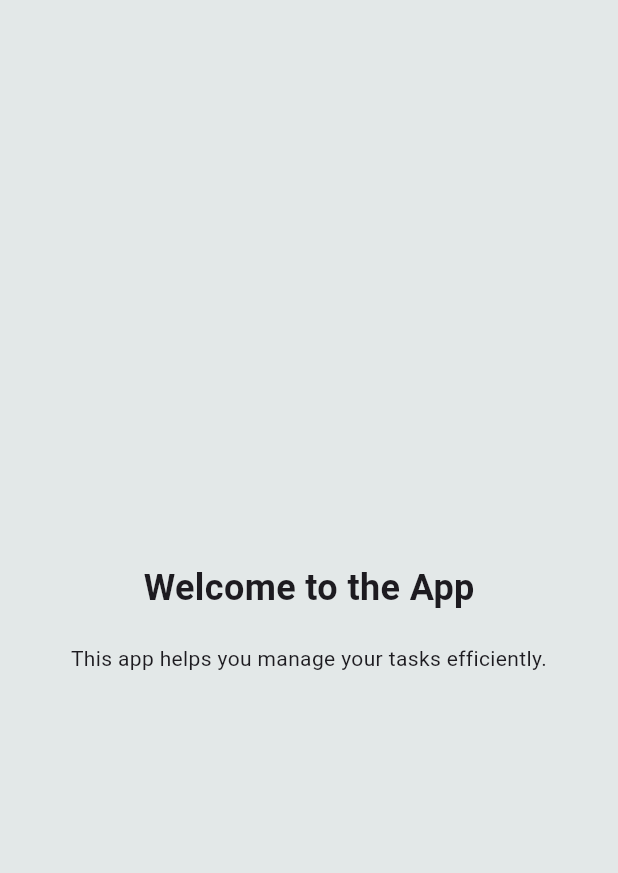
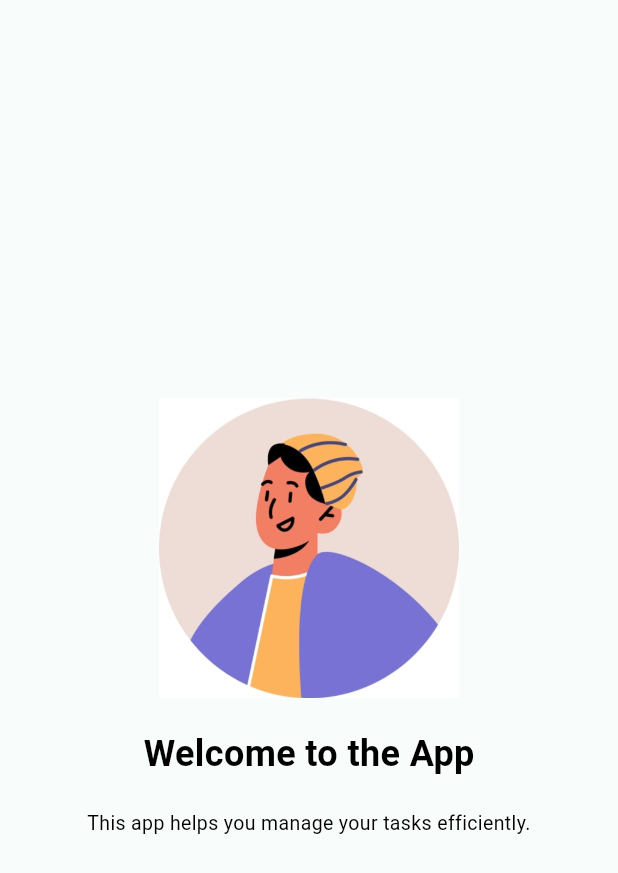
Before and after one commit to kaanygit/mobilecasestudty_beforesunsetai, a Flutter app: the IntroDialog screen opened by its route, on a phone screen of 412 x 824 dp. Shown: the top 873 px of the screen. Run offline on Flutter 3.47's test engine with Material 3 defaults, Android fonts, the phone set to English and light mode, and no system bars; our stand-ins replace bloc, easy_date_timeline, equatable, flutter_bloc, image_picker, shared_preferences; accounts and stored records are empty.

Commit message:
düzenlemeler yapıldı

```diff
--- a/lib/screens/add_task_screen.dart
+++ b/lib/screens/add_task_screen.dart
@@ -50,7 +50,7 @@ class _AddTaskScreenState extends State<AddTaskScreen> {
   Widget build(BuildContext context) {
     return Scaffold(
       appBar: AppBar(
-        backgroundColor: backgroundColor,
+        backgroundColor: backgroundColor3,
         title: Text(
           'Add Task',
           style: fontStyle(22, Colors.black, FontWeight.normal),
@@ -60,7 +60,7 @@ class _AddTaskScreenState extends State<AddTaskScreen> {
           onPressed: () => Navigator.of(context).pop(),
         ),
       ),
-      backgroundColor: backgroundColor,
+      backgroundColor: backgroundColor3,
       body: Padding(
         padding: const EdgeInsets.all(16.0),
         child: SingleChildScrollView(
--- a/lib/screens/intro_dialog_screen.dart
+++ b/lib/screens/intro_dialog_screen.dart
@@ -1,4 +1,6 @@
 import 'package:beforesunsetai_mobile_case_study/constant/colors.dart';
+import 'package:beforesunsetai_mobile_case_study/constant/fonts.dart';
+import 'package:beforesunsetai_mobile_case_study/widgets/buttons.dart';
 import 'package:flutter/material.dart';
 import 'package:shared_preferences/shared_preferences.dart';
 
@@ -36,7 +38,7 @@ class _IntroDialogState extends State<IntroDialog> {
   @override
   Widget build(BuildContext context) {
     return Scaffold(
-      backgroundColor: backgroundColor,
+      backgroundColor: backgroundColor3,
       body: isLoading
           ? Center(child: CircularProgressIndicator())
           : PageView(
@@ -45,16 +47,17 @@ class _IntroDialogState extends State<IntroDialog> {
                   child: Column(
                     mainAxisAlignment: MainAxisAlignment.center,
                     children: [
+                      Container(child:Image.asset("assets/images/avatar.jpg",width:200,height: 200,)),
+                      SizedBox(height: 20,),
                       Text(
                         'Welcome to the App',
-                        style: TextStyle(
-                          fontSize: 24,
-                          fontWeight: FontWeight.bold,
-                        ),
+                        style: fontStyle(24, Colors.black, FontWeight.bold),
                       ),
                       SizedBox(height: 20),
                       Text(
                         'This app helps you manage your tasks efficiently.',
+                        style: fontStyle(13, Colors.black, FontWeight.normal),
+
                         textAlign: TextAlign.center,
                       ),
                     ],
@@ -64,16 +67,18 @@ class _IntroDialogState extends State<IntroDialog> {
                   child: Column(
                     mainAxisAlignment: MainAxisAlignment.center,
                     children: [
+                      Container(child:Image.asset("assets/images/avatar.jpg",width:200,height: 200,)),
+                      SizedBox(height: 20,),
                       Text(
                         'Add and Complete Tasks',
-                        style: TextStyle(
-                          fontSize: 24,
-                          fontWeight: FontWeight.bold,
-                        ),
+                        style: fontStyle(24, Colors.black, FontWeight.bold),
+
                       ),
                       SizedBox(height: 20),
                       Text(
                         'Swipe right to complete a task or left to delete it.',
+                                                style: fontStyle(13, Colors.black, FontWeight.normal),
+
                         textAlign: TextAlign.center,
                       ),
                     ],
@@ -85,21 +90,18 @@ class _IntroDialogState extends State<IntroDialog> {
                     children: [
                       Text(
                         'Get Started Now',
-                        style: TextStyle(
-                          fontSize: 24,
-                          fontWeight: FontWeight.bold,
-                        ),
+                          style: fontStyle(24, Colors.black, FontWeight.bold),
+
                       ),
                       SizedBox(height: 20),
-                      ElevatedButton(
-                        onPressed: () async {
+                      Spacer(),
+                      MyButton(text: "Start", buttonColor: buttonColor, buttonTextColor: Colors.white, buttonTextSize: 20, buttonTextWeight: FontWeight.bold, onPressed: () async {
                           final prefs = await SharedPreferences.getInstance();
                           await prefs.setBool('isFirstTime', false);
                           await Navigator.of(context)
                               .pushReplacementNamed('/home');
-                        },
-                        child: Text('Start'),
-                      ),
+                        }, buttonWidth: ButtonWidth.large,borderRadius: BorderRadius.circular(16),),
+
                     ],
                   ),
                 ),
--- a/lib/screens/privacy_policy_screen.dart
+++ b/lib/screens/privacy_policy_screen.dart
@@ -13,14 +13,14 @@ class _PrivacyPolicyScreenState extends State<PrivacyPolicyScreen> {
   Widget build(BuildContext context) {
     return Scaffold(
       appBar: AppBar(
-        backgroundColor: backgroundColor,
+        backgroundColor: backgroundColor3,
         title: Text('Privacy Policy'),
         leading: IconButton(
           icon: Icon(Icons.arrow_back_ios_new),
           onPressed: () => Navigator.of(context).pop(),
         ),
       ),
-      backgroundColor: backgroundColor,
+      backgroundColor: backgroundColor3,
       body: Center(
         child: Padding(
           padding: const EdgeInsets.all(20.0),
--- a/lib/screens/task_details_screen.dart
+++ b/lib/screens/task_details_screen.dart
@@ -148,7 +148,7 @@ class _TaskDetailsScreenState extends State<TaskDetailsScreen> {
 
     return Scaffold(
       appBar: AppBar(
-        backgroundColor: backgroundColor,
+        backgroundColor: backgroundColor3,
         title: Text('Task Details'),
         actions: [
           IconButton(
@@ -163,7 +163,7 @@ class _TaskDetailsScreenState extends State<TaskDetailsScreen> {
           ),
         ],
       ),
-      backgroundColor: backgroundColor,
+      backgroundColor: backgroundColor3,
       body: SingleChildScrollView(
         child: Padding(
           padding: const EdgeInsets.all(16.0),
--- a/lib/screens/terms_of_use_screen.dart
+++ b/lib/screens/terms_of_use_screen.dart
@@ -13,7 +13,7 @@ class _TermsOfUseScreenState extends State<TermsOfUseScreen> {
   Widget build(BuildContext context) {
     return Scaffold(
       appBar: AppBar(
-        backgroundColor: backgroundColor,
+        backgroundColor: backgroundColor3,
         title: Text('Terms of Use'),
         leading: IconButton(
           icon: Icon(Icons.arrow_back_ios_new),
@@ -22,7 +22,7 @@ class _TermsOfUseScreenState extends State<TermsOfUseScreen> {
           },
         ),
       ),
-      backgroundColor: backgroundColor,
+      backgroundColor: backgroundColor3,
       body: Center(
         child: Padding(
           padding: const EdgeInsets.all(20.0),
```
Also changed, not shown: lib/screens/intro_screen.dart (+8 -4 lines), 1 other file.
